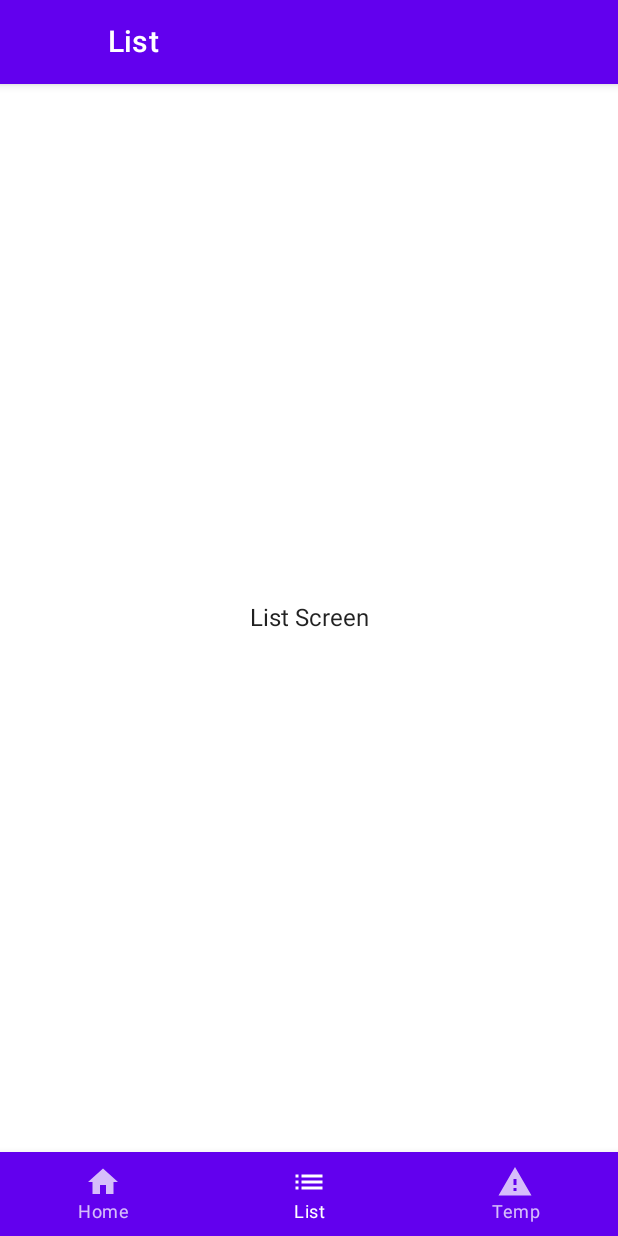
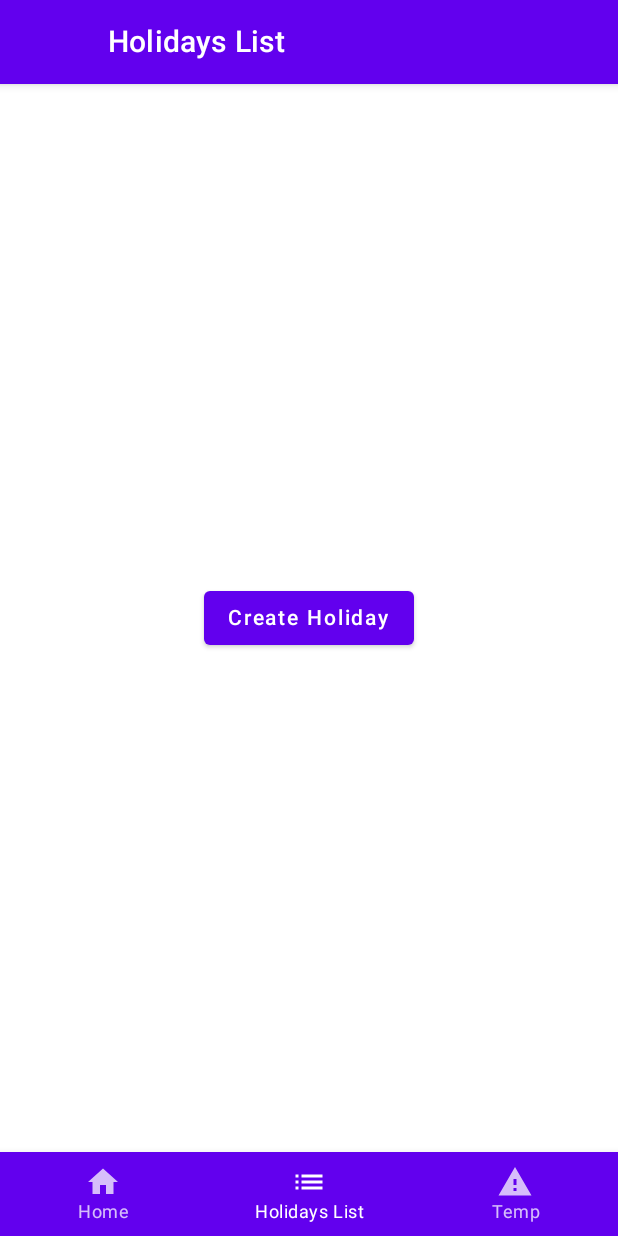
Before and after one commit to Haldarys/AppCarnetVacance, an Android app built with Jetpack Compose: the screen it shows after launch (MainActivity), item 2 of the bottom bar chosen, on a phone screen of 412 x 824 dp. Run offline under Robolectric (Android 15) with nearby library versions, the phone set to English and light mode, and no system bars; our stand-ins replace window size class.

Commit message:
NF - add Sub nav

```diff
--- /dev/null
+++ b/app/src/main/java/fr/haldarys/appprojet/data/states/HolidayUiState.kt
@@ -0,0 +1,12 @@
+package fr.haldarys.appprojet.data.states
+
+import android.os.Build
+import androidx.annotation.RequiresApi
+import java.time.LocalDateTime
+import java.util.*
+
+data class HolidayUiState @RequiresApi(Build.VERSION_CODES.O) constructor(
+    val name: String = "",
+    val date: String = "",
+    val location: String = ""
+)
--- a/app/src/main/java/fr/haldarys/appprojet/ui/screens/AppScreen.kt
+++ b/app/src/main/java/fr/haldarys/appprojet/ui/screens/AppScreen.kt
@@ -1,6 +1,7 @@
 package fr.haldarys.appprojet.ui.screens
 
 import androidx.annotation.StringRes
+import androidx.compose.foundation.layout.PaddingValues
 import androidx.compose.foundation.layout.padding
 import androidx.compose.material.*
 import androidx.compose.material.icons.Icons
@@ -9,37 +10,41 @@ import androidx.compose.runtime.*
 import androidx.compose.ui.Modifier
 import androidx.compose.ui.graphics.vector.ImageVector
 import androidx.compose.ui.res.stringResource
+import androidx.compose.ui.unit.Dp
 import androidx.navigation.NavController
 import androidx.navigation.NavDestination.Companion.hierarchy
 import androidx.navigation.NavGraph.Companion.findStartDestination
+import androidx.navigation.NavHostController
 import androidx.navigation.compose.NavHost
 import androidx.navigation.compose.composable
 import androidx.navigation.compose.currentBackStackEntryAsState
 import androidx.navigation.compose.rememberNavController
 import fr.haldarys.appprojet.R
 
-sealed class Screen(val route: String, @StringRes val resourceId: Int, val icon : ImageVector) {
+sealed class Screen(val route: String, @StringRes val resourceId: Int, val icon: ImageVector) {
     object Home : Screen("home", R.string.Home, Icons.Filled.Home)
-    object List : Screen("list", R.string.List, Icons.Filled.List)
+    object HolidayList : Screen("list", R.string.List, Icons.Filled.List)
     object TempScreen1 : Screen("temp_screen_1", R.string.TempScreen, Icons.Filled.Warning)
 }
 
 val MainScreens = listOf(
     Screen.Home,
-    Screen.List,
+    Screen.HolidayList,
     Screen.TempScreen1,
 )
 
 @Composable
-fun TopBar(@StringRes title: Int,
-           canNavigateBack: Boolean,
-           modifier: Modifier = Modifier,
-           navigateBack: ()->Unit) {
+fun TopBar(
+    @StringRes title: Int,
+    canNavigateBack: Boolean,
+    modifier: Modifier = Modifier,
+    navigateBack: () -> Unit
+) {
     TopAppBar(
         title = { Text(stringResource(id = title)) },
         modifier = modifier,
         navigationIcon = {
-            if(canNavigateBack) {
+            if (canNavigateBack) {
                 IconButton(onClick = navigateBack) {
                     Icon(
                         imageVector = Icons.Filled.ArrowBack,
@@ -52,7 +57,11 @@ fun TopBar(@StringRes title: Int,
 }
 
 @Composable
-fun BottomBar(navController: NavController, modifier: Modifier = Modifier, onNavigate: (Screen)->Unit) {
+fun BottomBar(
+    navController: NavController,
+    modifier: Modifier = Modifier,
+    onNavigate: (Screen) -> Unit
+) {
     BottomNavigation(modifier) {
         val navBackStackEntry by navController.currentBackStackEntryAsState()
         val currentDestination = navBackStackEntry?.destination
@@ -83,7 +92,7 @@ fun BottomBar(navController: NavController, modifier: Modifier = Modifier, onNav
 }
 
 @Composable
-fun AppScreen(modifier: Modifier = Modifier){
+fun AppScreen(modifier: Modifier = Modifier) {
     val navController = rememberNavController()
     val navBackStackEntry by navController.currentBackStackEntryAsState()
     var currentScreenTitle by remember {
@@ -104,12 +113,36 @@ fun AppScreen(modifier: Modifier = Modifier){
             BottomBar(navController, modifier) {
                 currentScreenTitle = it.resourceId
             }
-        }) {
-            innerPadding ->
-        NavHost(navController, startDestination = Screen.Home.route, Modifier.padding(innerPadding)) {
-            composable(Screen.Home.route) { Home(navController) }
-            composable(Screen.List.route) { List(navController) }
-            composable(Screen.TempScreen1.route) { TempScreen1(navController) }
-        }
+        }) { innerPadding ->
+        AppBody(innerPadding = innerPadding,
+            navController = navController,
+            modifier = modifier,
+            onTitleChanged = {
+                currentScreenTitle = it;
+            },
+            onCanNavigateBackChanged = {
+                canNavigateBack = it
+            })
     }
 }
+
+
+@Composable
+fun AppBody(
+    modifier: Modifier = Modifier,
+    innerPadding: PaddingValues = PaddingValues(Dp(10.0f)),
+    navController: NavHostController,
+    onTitleChanged: (Int) -> Unit,
+    onCanNavigateBackChanged: (Boolean) -> Unit
+) {
+    NavHost(navController, startDestination = Screen.Home.route, Modifier.padding(innerPadding)) {
+        composable(Screen.Home.route) { Home(navController) }
+        createHolidayGraph(
+            navController = navController,
+            modifier,
+            onTitleChanged = onTitleChanged,
+            onCanNavigateBackChange = onCanNavigateBackChanged
+        )
+        composable(Screen.TempScreen1.route) { TempScreen1(navController) }
+    }
+}
--- /dev/null
+++ b/app/src/main/java/fr/haldarys/appprojet/ui/screens/CreateHolidaysScreen.kt
@@ -0,0 +1,50 @@
+package fr.haldarys.appprojet.ui.screens
+
+import android.content.Intent
+import androidx.annotation.StringRes
+import androidx.compose.foundation.layout.fillMaxSize
+import androidx.compose.foundation.layout.padding
+import androidx.compose.material.Scaffold
+import androidx.compose.runtime.Composable
+import androidx.compose.runtime.collectAsState
+import androidx.compose.runtime.getValue
+import androidx.compose.ui.Modifier
+import androidx.compose.ui.platform.LocalContext
+import androidx.navigation.NavController
+import androidx.navigation.NavGraphBuilder
+import androidx.navigation.NavHostController
+import androidx.navigation.compose.NavHost
+import androidx.navigation.compose.composable
+import androidx.navigation.compose.currentBackStackEntryAsState
+import androidx.navigation.compose.rememberNavController
+import androidx.navigation.navigation
+import fr.haldarys.appprojet.R
+import fr.haldarys.appprojet.ui.viewmodels.HolidayViewModel
+
+enum class AddHolidayRoutes(@StringRes val title: Int) {
+    Start(R.string.create_holiday),
+    Details(R.string.holiday_details)
+}
+
+fun NavGraphBuilder.createHolidayGraph(navController: NavController,
+                                   modifier: Modifier = Modifier,
+                                   viewModel: HolidayViewModel = HolidayViewModel(),
+                                   onTitleChanged : (Int) -> Unit,
+                                   onCanNavigateBackChange: (Boolean) -> Unit)
+{
+
+    navigation(startDestination = AddHolidayRoutes.Start.name, route = Screen.HolidayList.route) {
+        composable(route = AddHolidayRoutes.Start.name) {
+            onCanNavigateBackChange(false)
+            StartCreateHolidayScreen(modifier, onNextButtonClicked = {
+                navController.navigate(AddHolidayRoutes.Details.name)
+            })
+        }
+        composable(route = AddHolidayRoutes.Details.name) {
+            onCanNavigateBackChange(true)
+            EditHolidayScreen(modifier, viewModel, onNextButtonClicked = {
+                navController.popBackStack(AddHolidayRoutes.Start.name, inclusive = false)
+            })
+        }
+    }
+}
--- a/app/src/main/java/fr/haldarys/appprojet/ui/screens/ListScreen.kt
+++ /dev/null
@@ -1,23 +0,0 @@
-package fr.haldarys.appprojet.ui.screens
-
-import androidx.compose.foundation.layout.Column
-import androidx.compose.foundation.layout.fillMaxSize
-import androidx.compose.foundation.layout.wrapContentSize
-import androidx.compose.material.Button
-import androidx.compose.material.Text
-import androidx.compose.runtime.Composable
-import androidx.compose.ui.Alignment
-import androidx.compose.ui.Modifier
-import androidx.navigation.NavController
-
-@Composable
-fun List(navController: NavController){
-    Column(
-        modifier = Modifier
-            .fillMaxSize()
-            .wrapContentSize(Alignment.Center),
-        horizontalAlignment = Alignment.CenterHorizontally,
-    ) {
-        Text(text = "List Screen")
-    }
-}
--- /dev/null
+++ b/app/src/main/java/fr/haldarys/appprojet/ui/screens/StartCreateHolidayScreen.kt
@@ -0,0 +1,25 @@
+package fr.haldarys.appprojet.ui.screens
+
+import androidx.compose.foundation.layout.Arrangement
+import androidx.compose.foundation.layout.Column
+import androidx.compose.foundation.layout.fillMaxHeight
+import androidx.compose.foundation.layout.fillMaxWidth
+import androidx.compose.material.Button
+import androidx.compose.material.Text
+import androidx.compose.runtime.Composable
+import androidx.compose.ui.Alignment
+import androidx.compose.ui.Modifier
+import androidx.compose.ui.res.stringResource
+import fr.haldarys.appprojet.R
+
+@Composable
+fun StartCreateHolidayScreen(modifier: Modifier = Modifier, onNextButtonClicked : () -> Unit) {
+    Column (modifier = modifier.fillMaxWidth()
+        .fillMaxHeight(),
+        verticalArrangement = Arrangement.Center,
+        horizontalAlignment = Alignment.CenterHorizontally){
+        Button(onClick = onNextButtonClicked) {
+            Text(text = stringResource(R.string.create_holiday))
+        }
+    }
+}
--- /dev/null
+++ b/app/src/main/java/fr/haldarys/appprojet/ui/viewmodels/HolidayViewModel.kt
@@ -0,0 +1,48 @@
+package fr.haldarys.appprojet.ui.viewmodels
+
+import android.os.Build
+import androidx.annotation.RequiresApi
+import fr.haldarys.appprojet.data.states.HolidayUiState
+import kotlinx.coroutines.flow.MutableStateFlow
+import kotlinx.coroutines.flow.StateFlow
+import kotlinx.coroutines.flow.asStateFlow
+import java.time.LocalDateTime
+import java.util.*
+
+class HolidayViewModel {
+    @RequiresApi(Build.VERSION_CODES.O)
+    private val _uiState = MutableStateFlow(HolidayUiState())
+
+    @RequiresApi(Build.VERSION_CODES.O)
+    val uiState: StateFlow<HolidayUiState> = _uiState.asStateFlow()
+
+    @RequiresApi(Build.VERSION_CODES.O)
+    fun changeName(name: String){
+        //Stuff to save in data source
+        _uiState.value = HolidayUiState(
+            name = name,
+            location = uiState.value.location,
+            date = uiState.value.date
+        )
+    }
+
+    @RequiresApi(Build.VERSION_CODES.O)
+    fun changeLocation(location: String){
+        //Stuff to save in data source
+        _uiState.value = HolidayUiState(
+            name = uiState.value.name,
+            location = location,
+            date = uiState.value.date
+        )
+    }
+
+    @RequiresApi(Build.VERSION_CODES.O)
+    fun changeDate(date: String){
+        //Stuff to save in data source
+        _uiState.value = HolidayUiState(
+            name = uiState.value.name,
+            location = uiState.value.name,
+            date = date
+        )
+    }
+}
--- a/app/src/main/res/values/strings.xml
+++ b/app/src/main/res/values/strings.xml
@@ -1,7 +1,10 @@
 <resources>
     <string name="app_name">AppProjet</string>
     <string name="Home">Home</string>
-    <string name="List">List</string>
+    <string name="List">Holidays List</string>
     <string name="TempScreen">Temp</string>
     <string name="back">Back</string>
+    <string name="create_holiday">Create Holiday</string>
+    <string name="edit_holiday">Edit Holiday</string>
+    <string name="holiday_details">Details</string>
 </resources>
```
Also changed, not shown: app/src/main/java/fr/haldarys/appprojet/data/models/HolidayModel.kt (added, +8 -0 lines), app/src/main/java/fr/haldarys/appprojet/data/sources/HolidayDataSource.kt (added, +10 -0 lines), app/src/main/java/fr/haldarys/appprojet/ui/screens/EditHolidayScreen.kt (added, +46 -0 lines).
